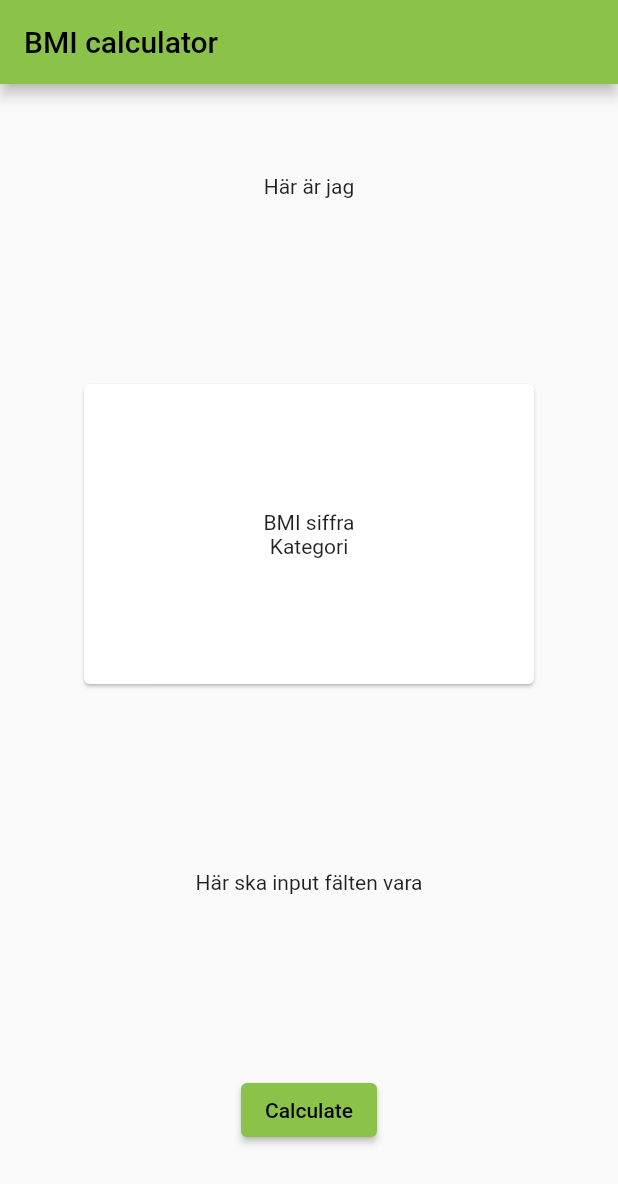
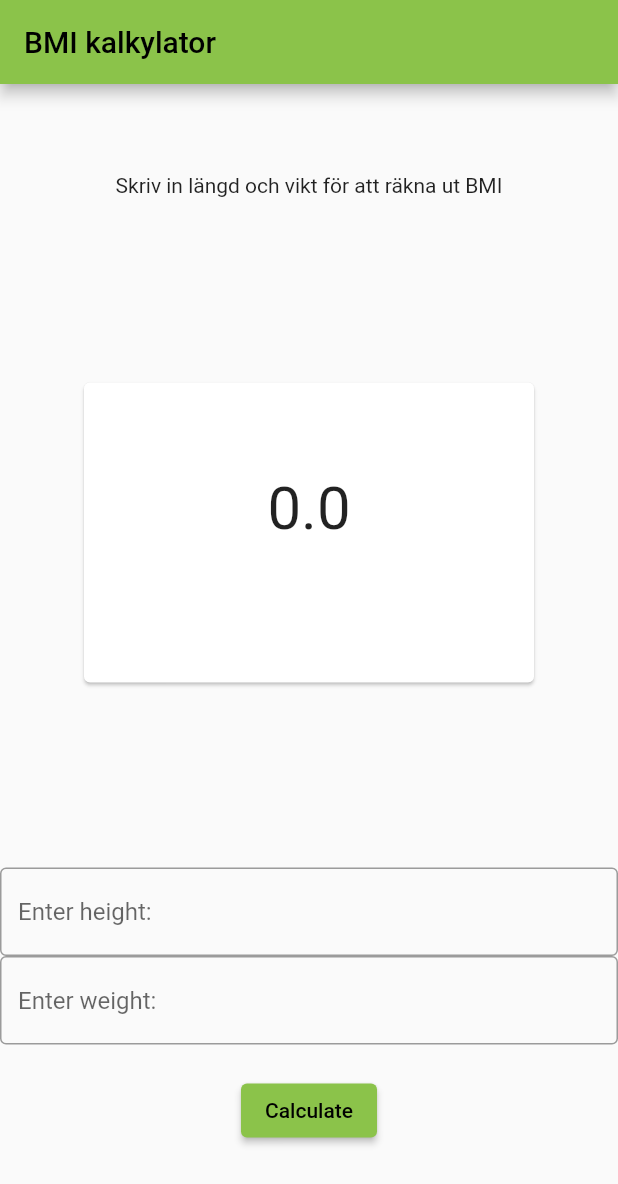
Before and after one commit to Noccis/school-project-bmi-app, a Flutter app: the screen it shows after launch, after a tap on "Calculate", on a phone screen of 412 x 824 dp. Shown: the top 1184 px of the screen. Run offline on Flutter 3.47's test engine with Material 2 defaults, Android fonts, the phone set to English and light mode, and no system bars.

Commit message:
small fix

```diff
--- a/lib/main.dart
+++ b/lib/main.dart
@@ -1,4 +1,5 @@
 import 'package:flutter/material.dart';
+import 'dart:math';
 
 void main() {
   runApp(const MyApp());
@@ -10,11 +11,12 @@ class MyApp extends StatelessWidget {
   @override
   Widget build(BuildContext context) {
     return MaterialApp(
-      title: 'BMI calculator',
+      debugShowCheckedModeBanner: false,
+      title: 'BMI kalkylator',
       theme: ThemeData(
         primarySwatch: Colors.lightGreen,
       ),
-      home: const MyHomePage(title: 'BMI calculator'),
+      home: const MyHomePage(title: 'BMI kalkylator'),
     );
   }
 }
@@ -22,14 +24,7 @@ class MyApp extends StatelessWidget {
 class MyHomePage extends StatefulWidget {
   const MyHomePage({Key? key, required this.title}) : super(key: key);
 
-  // This widget is the home page of your application. It is stateful, meaning
-  // that it has a State object (defined below) that contains fields that affect
-  // how it looks.
 
-  // This class is the configuration for the state. It holds the values (in this
-  // case the title) provided by the parent (in this case the App widget) and
-  // used by the build method of the State. Fields in a Widget subclass are
-  // always marked "final".
 
   final String title;
 
@@ -38,15 +33,49 @@ class MyHomePage extends StatefulWidget {
 }
 
 class _MyHomePageState extends State<MyHomePage> {
-  int _counter = 0;
-  String _test = 'Här är jag';
 
-  void _calculateBmi(){
+  double _bmiNumber = 0.0;
+  String _kategori = '';
+
+
+  // Controllers:
+  final heightController = TextEditingController();
+  final weightController = TextEditingController();
+
+  void _calculateBmi() {
+    final heightInputText = heightController.text;
+    final weightInputText = weightController.text;
+
+    final height = double.parse(heightInputText);
+    final weight = double.parse(weightInputText);
+
+    final double result = weight / pow(height / 100,2);
     print('calculate Bmi running');
-    // setState(() {
 
-    // });
+
+    setState(() {
+      _bmiNumber = double.parse(result.toStringAsFixed(1));
+      heightController.text = '';
+      weightController.text = '';
+
+      if(result <= 18.5){
+      _kategori = 'underviktig';
+      }else if(result > 18.5 && result <= 24.9){
+        _kategori = 'Ok enligt samhället';
+      }else if(result >24.9 && result <=29.9){
+        _kategori = 'Överviktig';
+      }else if(result > 29.9 && result <= 34.9){
+        _kategori = 'Fetma';
+      }else if(result >34.9 && result > 35){
+        _kategori = 'Extrem fetma';
+      }else{
+        _kategori = 'Försök igen';
+      }
+
+    });
   }
+
+
 
 
   @override
@@ -59,9 +88,7 @@ class _MyHomePageState extends State<MyHomePage> {
         child: Column(
           mainAxisAlignment: MainAxisAlignment.spaceAround,
           children: <Widget>[
-            Text(
-              _test,
-            ),
+            Text('Skriv in längd och vikt för att räkna ut BMI'),
             Card(
               child: SizedBox(
                 width: 300,
@@ -69,16 +96,35 @@ class _MyHomePageState extends State<MyHomePage> {
                 child: Column(
                   mainAxisAlignment: MainAxisAlignment.center,
                   children: <Widget>[
-                  Text('BMI siffra'),
-                  Text('Kategori'),
+                  Text('$_bmiNumber',
+                  style: const TextStyle(fontSize: 40),),
+                  const Padding(padding: EdgeInsets.all(8)),
+                  Text(_kategori),
                 ]),
               ),
             ),
-            Text('Här ska input fälten vara'),
+            Column(children: <Widget>[
+              TextField(
+              decoration: const InputDecoration(
+                border: OutlineInputBorder(),
+                hintText: 'Enter height:'
+              ),
+              controller: heightController,
+            ),
+            TextField(
+              decoration: const InputDecoration(
+                border: OutlineInputBorder(),
+                hintText: 'Enter weight:'
+              ),
+              controller: weightController,
+            ),
+            const Padding(padding: EdgeInsets.all(10)),
             ElevatedButton(
               onPressed: _calculateBmi,
               child: const Text('Calculate'),
               ),
+            ],)
+
           ],
         ),
       ),
```
